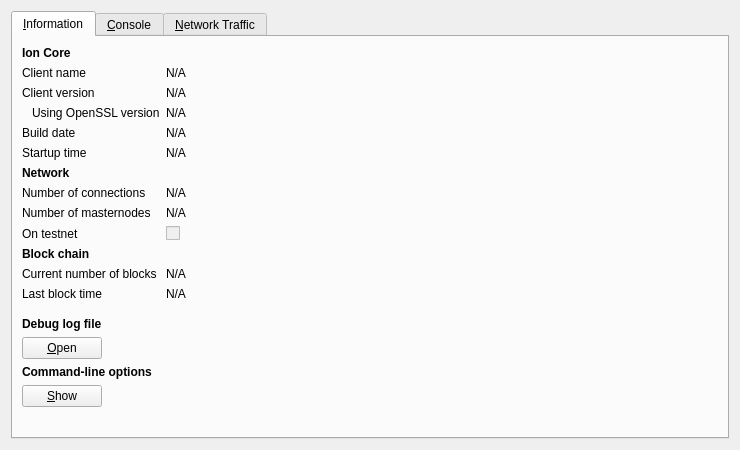
Before: the Qt Designer form src/qt/forms/rpcconsole.ui in ionomy/ion_deprecated2, drawn with Qt 5.
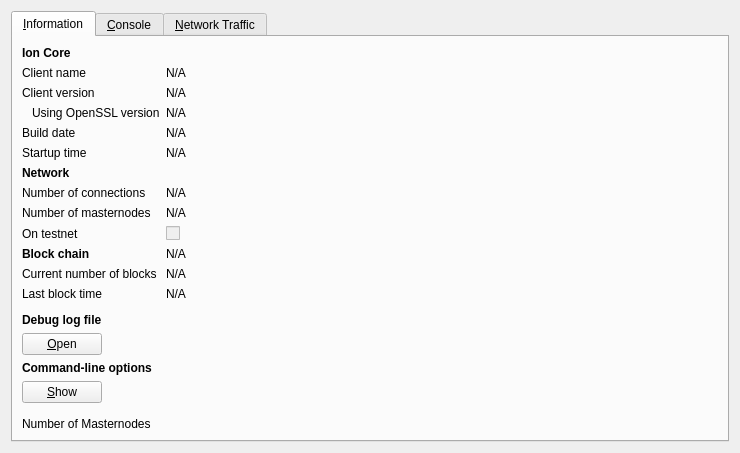
After: the same form once the commit is applied. Icons and pictures are not drawn. Custom widgets are drawn as their Qt base class.

Diff of the .ui file:
```diff
--- a/src/qt/forms/rpcconsole.ui
+++ b/src/qt/forms/rpcconsole.ui
@@ -368,6 +368,20 @@
          </property>
         </spacer>
        </item>
+       <item row="19" column="0">
+        <widget class="QLabel" name="masternodeCountLabel">
+         <property name="text">
+          <string>Number of Masternodes</string>
+         </property>
+        </widget>
+       </item>
+       <item row="10" column="1">
+        <widget class="QLabel" name="masternodeCount">
+         <property name="text">
+          <string>N/A</string>
+         </property>
+        </widget>
+       </item>
       </layout>
      </widget>
      <widget class="QWidget" name="tab_console">
```
